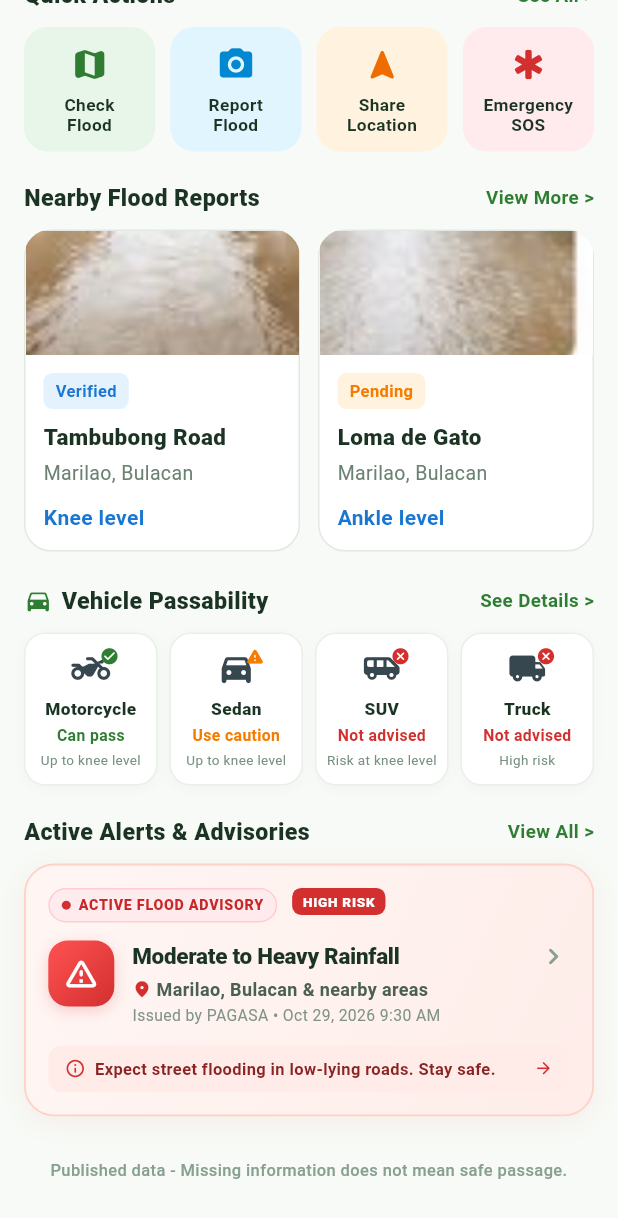
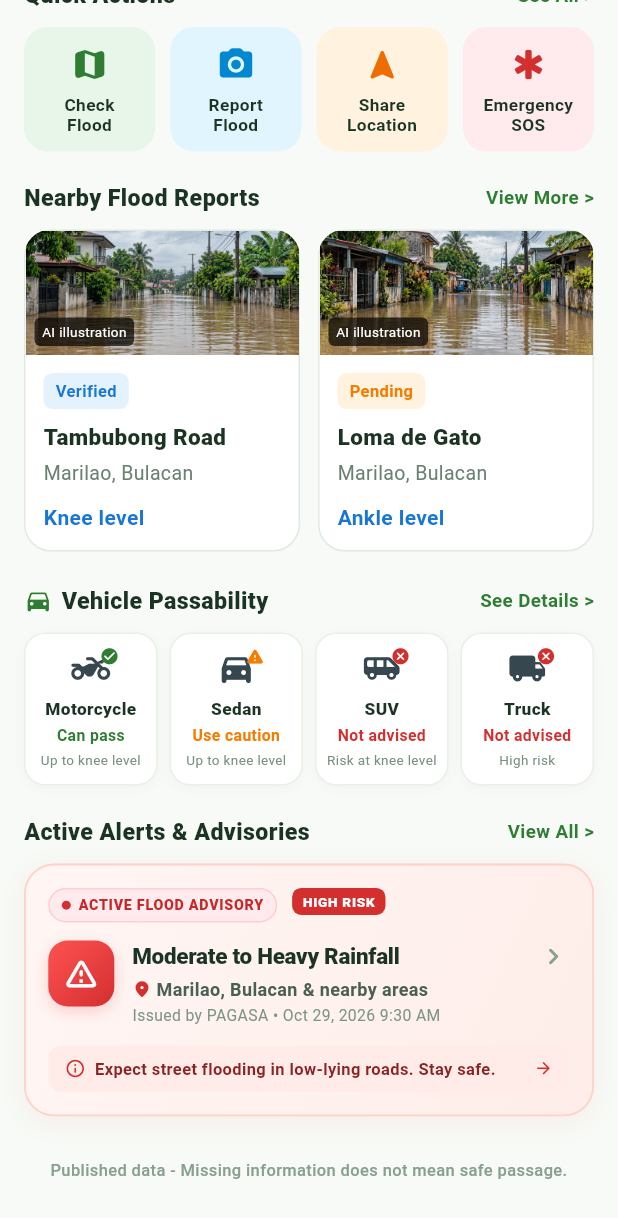
Before and after one commit to huwanwanwan/BAHAlerto, a Flutter app: the HomeScreen screen opened directly, scrolled down 369 dp, on a phone screen of 412 x 824 dp. Shown: the top 1218 px of the screen. Run offline on Flutter 3.47's test engine with Material 3 defaults, Android fonts, the phone set to English and light mode, and no system bars; our stand-ins replace flutter_riverpod, image_picker, supabase_flutter; accounts and stored records are empty; Roboto replaces fonts that are missing (Arial); statements that could not run were skipped.

Commit message:
Add generated Philippine flood-street illustrations to nearby cards

```diff
--- a/mobile/lib/features/home/home_screen.dart
+++ b/mobile/lib/features/home/home_screen.dart
@@ -720,7 +720,7 @@ class _HomeScreenState extends ConsumerState<HomeScreen> {
                   children: [
                     Expanded(
                       child: _FloodReportCard(
-                        imagePath: 'assets/flood-report-1.png',
+                        imagePath: 'assets/flood-street-ph-1.png',
                         status: 'Verified',
                         statusColor: const Color(0xFF1976D2),
                         statusBgColor: const Color(0xFFE3F2FD),
@@ -734,7 +734,7 @@ class _HomeScreenState extends ConsumerState<HomeScreen> {
                     const SizedBox(width: 12),
                     Expanded(
                       child: _FloodReportCard(
-                        imagePath: 'assets/flood-report-2.png',
+                        imagePath: 'assets/flood-street-ph-2.png',
                         status: 'Pending',
                         statusColor: const Color(0xFFF57C00),
                         statusBgColor: const Color(0xFFFFF3E0),
@@ -1355,27 +1355,16 @@ class _FloodReportCard extends StatelessWidget {
           children: [
             AspectRatio(
               aspectRatio: 2.2,
-              // These supplied 90px thumbnails include UI below the photo.
-              // Display only the photo region, without altering the source files.
-              child: ClipRect(
-                child: FittedBox(
+              child: Stack(
+                fit: StackFit.expand,
+                children: [
+                  Image.asset(
+                    imagePath,
                     fit: BoxFit.cover,
-                  child: SizedBox(
-                    width: 86,
-                    height: 34,
-                    child: ClipRect(
-                      child: OverflowBox(
-                        alignment: Alignment.topCenter,
-                        minWidth: 90,
-                        maxWidth: 90,
-                        minHeight: 90,
-                        maxHeight: 90,
-                        child: Image.asset(
-                          imagePath,
-                          width: 90,
-                          height: 90,
-                          fit: BoxFit.contain,
-                          excludeFromSemantics: true,
+                    alignment: const Alignment(0, 0.15),
+                    cacheWidth: 700,
+                    semanticLabel:
+                        'AI-generated illustration of a flooded Philippine street',
                     errorBuilder: (_, _, _) => const ColoredBox(
                       color: Color(0xFFE8F5E9),
                       child: Center(
@@ -1386,10 +1375,25 @@ class _FloodReportCard extends StatelessWidget {
                       ),
                     ),
                   ),
+                  Positioned(
+                    left: 6,
+                    bottom: 6,
+                    child: Container(
+                      padding: const EdgeInsets.symmetric(
+                        horizontal: 5,
+                        vertical: 3,
+                      ),
+                      decoration: BoxDecoration(
+                        color: const Color(0xB3000000),
+                        borderRadius: BorderRadius.circular(4),
+                      ),
+                      child: const Text(
+                        'AI illustration',
+                        style: TextStyle(fontSize: 9, color: Colors.white),
                       ),
                     ),
                   ),
-                ),
+                ],
               ),
             ),
             Padding(
```
Also changed, not shown: mobile/assets/flood-street-ph-1.png (added), mobile/assets/flood-street-ph-2.png (added), 1 other file. Lines whose indentation alone changed are shown as unchanged.
